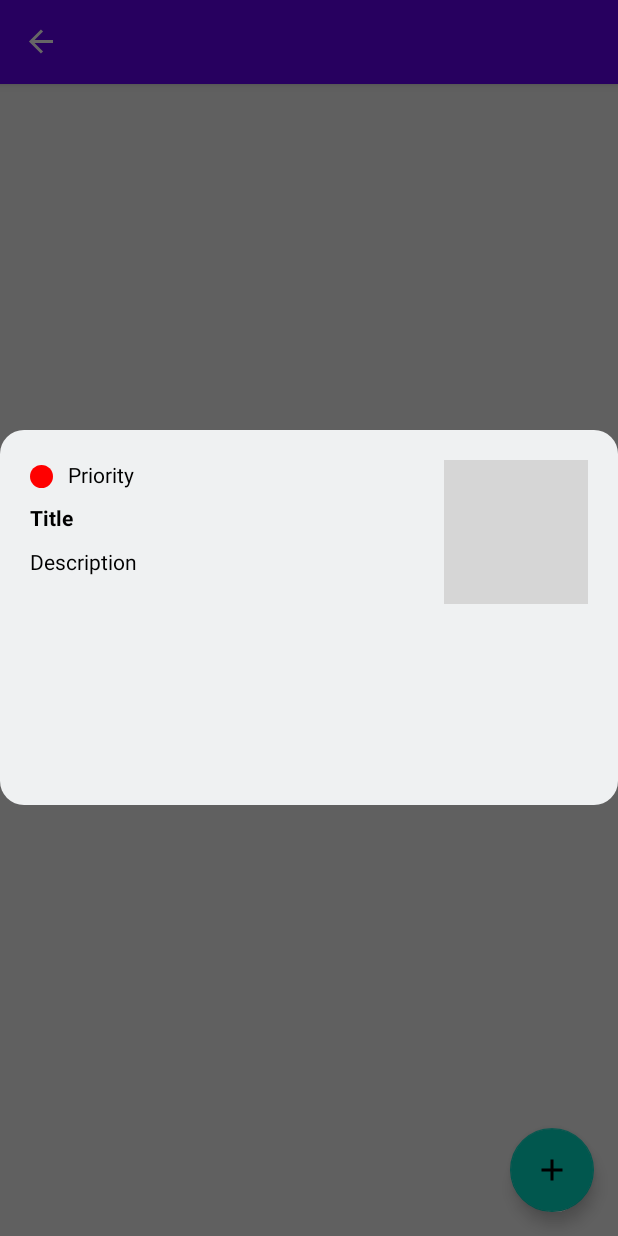
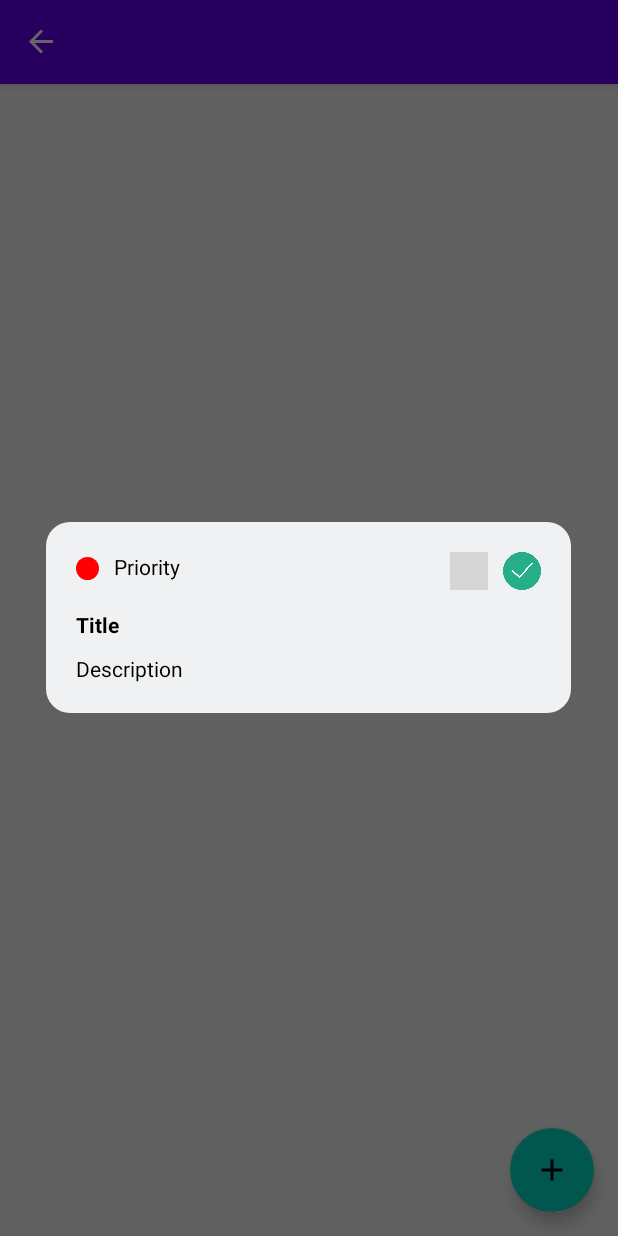
Before and after one commit to WenLonG12345/Simple-ToDo, an Android app: the TodoDetailsFragment screen opened through its navigation route, on a phone screen of 412 x 824 dp. Run offline under Robolectric (Android 15) with nearby library versions, the phone set to English and light mode, and no system bars; our stand-ins replace Dagger/Hilt's generated code, navigation-ui; grey boxes are pictures that could not be loaded.

Commit message:
added mark as done feature

```diff
--- a/app/src/main/java/com/example/simple_todo/database/TodoDao.kt
+++ b/app/src/main/java/com/example/simple_todo/database/TodoDao.kt
@@ -16,4 +16,7 @@ interface TodoDao {
 
     @Delete
     fun delete(data: Todo)
+
+    @Query("UPDATE todo SET  is_task_done = :isDone WHERE id = :id")
+    fun setTodoIsDone(id: Int, isDone: Boolean)
 }
--- a/app/src/main/java/com/example/simple_todo/ui/SharedViewModel.kt
+++ b/app/src/main/java/com/example/simple_todo/ui/SharedViewModel.kt
@@ -34,4 +34,10 @@ class SharedViewModel @Inject constructor(
         }
     }
 
+    fun onUpdateTodoStatus(id: Int, isDone: Boolean) {
+        viewModelScope.launch {
+            todoRepository.updateTodoStatus(id, isDone)
+        }
+    }
+
 }
--- a/app/src/main/java/com/example/simple_todo/ui/TodoListAdapter.kt
+++ b/app/src/main/java/com/example/simple_todo/ui/TodoListAdapter.kt
@@ -2,6 +2,7 @@ package com.example.simple_todo.ui
 
 import android.view.LayoutInflater
 import android.view.ViewGroup
+import androidx.core.view.isVisible
 import androidx.recyclerview.widget.DiffUtil
 import androidx.recyclerview.widget.ListAdapter
 import androidx.recyclerview.widget.RecyclerView
@@ -24,6 +25,8 @@ class TodoListAdapter(
                     1 -> ivPriority.setImageResource(R.drawable.ic_priority_medium)
                     2 -> ivPriority.setImageResource(R.drawable.ic_priority_high)
                 }
+
+                ivMarkDone.isVisible = todo.isTaskDone
 
                 rlTodo.setOnClickListener {
                     onClick(todo)
--- a/app/src/main/java/com/example/simple_todo/ui/TodoListFragment.kt
+++ b/app/src/main/java/com/example/simple_todo/ui/TodoListFragment.kt
@@ -5,6 +5,7 @@ import android.view.View
 import androidx.fragment.app.Fragment
 import androidx.fragment.app.activityViewModels
 import androidx.navigation.fragment.findNavController
+import androidx.recyclerview.widget.LinearLayoutManager
 import androidx.recyclerview.widget.StaggeredGridLayoutManager
 import com.example.simple_todo.R
 import com.example.simple_todo.databinding.FragmentTodoListBinding
@@ -39,7 +40,7 @@ class TodoListFragment: Fragment(R.layout.fragment_todo_list) {
     private fun setupRecyclerView() {
         todoListAdapter = TodoListAdapter { onTodoClick(it) }
         binding.rvTodo.run {
-            layoutManager = StaggeredGridLayoutManager(2, StaggeredGridLayoutManager.VERTICAL)
+            layoutManager = LinearLayoutManager(requireContext())
             adapter = todoListAdapter
         }
     }
--- a/app/src/main/java/com/example/simple_todo/utils/Extension.kt
+++ b/app/src/main/java/com/example/simple_todo/utils/Extension.kt
@@ -1,8 +1,21 @@
 package com.example.simple_todo.utils
 
 import android.content.Context
+import android.content.res.Resources
+import android.graphics.Rect
+import android.view.ViewGroup
 import android.widget.Toast
+import androidx.fragment.app.DialogFragment
 
 fun String?.showToast(context: Context, duration: Int = Toast.LENGTH_SHORT): Toast {
     return Toast.makeText(context, this, duration).apply { show() }
 }
+
+
+fun DialogFragment.setWidthPercent(percentage: Int) {
+    val percent = percentage.toFloat() / 100
+    val dm = Resources.getSystem().displayMetrics
+    val rect = dm.run { Rect(0, 0, widthPixels, heightPixels) }
+    val percentWidth = rect.width() * percent
+    dialog?.window?.setLayout(percentWidth.toInt(), ViewGroup.LayoutParams.WRAP_CONTENT)
+}
--- a/app/src/main/res/drawable/bg_dialog.xml
+++ b/app/src/main/res/drawable/bg_dialog.xml
@@ -6,4 +6,6 @@
 
     <corners android:radius="16dp" />
 
+
+
 </shape>
--- /dev/null
+++ b/app/src/main/res/drawable/ic_baseline_done_24.xml
@@ -0,0 +1,5 @@
+<vector android:height="24dp" android:tint="#FFFFFF"
+    android:viewportHeight="24" android:viewportWidth="24"
+    android:width="24dp" xmlns:android="http://schemas.android.com/apk/res/android">
+    <path android:fillColor="@android:color/white" android:pathData="M9,16.2L4.8,12l-1.4,1.4L9,19 21,7l-1.4,-1.4L9,16.2z"/>
+</vector>
--- a/app/src/main/res/layout/fragment_todo_details.xml
+++ b/app/src/main/res/layout/fragment_todo_details.xml
@@ -1,8 +1,10 @@
 <?xml version="1.0" encoding="utf-8"?>
-<RelativeLayout xmlns:android="http://schemas.android.com/apk/res/android"
+<androidx.constraintlayout.widget.ConstraintLayout
+    xmlns:android="http://schemas.android.com/apk/res/android"
+    xmlns:tools="http://schemas.android.com/tools"
     android:layout_width="match_parent"
     android:layout_height="wrap_content"
-    android:minHeight="250dp"
+    xmlns:app="http://schemas.android.com/apk/res-auto"
     android:padding="20dp"
     android:background="@drawable/bg_dialog">
 
@@ -11,41 +13,63 @@
         android:layout_width="15dp"
         android:layout_height="15dp"
         android:layout_marginTop="3dp"
-        android:src="@drawable/ic_priority_high" />
+        android:src="@drawable/ic_priority_high"
+        app:layout_constraintTop_toTopOf="parent"
+        app:layout_constraintLeft_toLeftOf="parent"/>
 
     <TextView
         android:id="@+id/tv_priority"
         android:layout_width="wrap_content"
         android:layout_height="wrap_content"
-        android:layout_toEndOf="@id/iv_priority"
         android:layout_marginStart="10dp"
-        android:text="Priority"/>
+        android:text="Priority"
+        app:layout_constraintTop_toTopOf="parent"
+        app:layout_constraintLeft_toRightOf="@id/iv_priority"
+        app:layout_constraintHorizontal_bias="0.0"/>
+
+    <ImageView
+        android:id="@+id/iv_todo_isdone"
+        android:layout_width="25dp"
+        android:layout_height="25dp"
+        android:src="@drawable/ic_mark_done"
+        app:layout_constraintEnd_toEndOf="parent"
+        app:layout_constraintTop_toTopOf="parent" />
 
     <ImageView
         android:id="@+id/iv_todo_delete"
-        android:layout_width="wrap_content"
-        android:layout_height="wrap_content"
+        android:layout_width="25dp"
+        android:layout_height="25dp"
         android:src="@drawable/ic_baseline_delete_24"
-        android:layout_alignParentEnd="true"/>
+        android:layout_marginEnd="10dp"
+        app:layout_constraintRight_toLeftOf="@id/iv_todo_isdone"
+        app:layout_constraintTop_toTopOf="parent" />
 
     <TextView
         android:id="@+id/tv_todo_title"
         android:layout_width="wrap_content"
         android:layout_height="wrap_content"
         android:text="Title"
-        android:layout_marginTop="10dp"
-        android:layout_below="@id/iv_priority"
-        android:textStyle="bold"/>
+        android:layout_marginTop="20dp"
+        android:textStyle="bold"
+        app:layout_constraintStart_toStartOf="parent"
+        app:layout_constraintEnd_toEndOf="parent"
+        app:layout_constraintHorizontal_bias="0.0"
+        app:layout_constraintTop_toBottomOf="@id/iv_priority" />
 
     <TextView
         android:id="@+id/tv_todo_description"
         android:layout_width="wrap_content"
         android:layout_height="wrap_content"
         android:layout_marginTop="10dp"
-        android:layout_below="@id/tv_todo_title"
-        android:text="Description"/>
+        android:text="Description"
+        app:layout_constraintTop_toBottomOf="@id/tv_todo_title"
+        app:layout_constraintLeft_toLeftOf="parent"
+        app:layout_constraintRight_toRightOf="parent"
+        app:layout_constraintBottom_toBottomOf="parent"
+        app:layout_constraintHorizontal_bias="0.0"
+        app:layout_constraintVertical_bias="0.0"
+        />
 
 
 
-
-</RelativeLayout>
+</androidx.constraintlayout.widget.ConstraintLayout>
--- a/app/src/main/res/layout/fragment_todo_list.xml
+++ b/app/src/main/res/layout/fragment_todo_list.xml
@@ -2,13 +2,15 @@
 <RelativeLayout xmlns:android="http://schemas.android.com/apk/res/android"
     android:layout_width="match_parent"
     android:layout_height="match_parent"
+    xmlns:tools="http://schemas.android.com/tools"
     android:background="@color/color_general_background"
     xmlns:app="http://schemas.android.com/apk/res-auto">
 
     <androidx.recyclerview.widget.RecyclerView
         android:id="@+id/rv_todo"
         android:layout_width="match_parent"
-        android:layout_height="match_parent"/>
+        android:layout_height="match_parent"
+        tools:listitem="@layout/item_todo"/>
 
     <com.google.android.material.floatingactionbutton.FloatingActionButton
         android:id="@+id/fab_add_todo"
--- a/app/src/main/res/values/style.xml
+++ b/app/src/main/res/values/style.xml
@@ -4,4 +4,5 @@
         <item name="cornerSize">50%</item>
     </style>
 
+
 </resources>
```
Also changed, not shown: app/src/main/java/com/example/simple_todo/model/Todo.kt (+6 -3 lines), app/src/main/java/com/example/simple_todo/repository/TodoRepository.kt (+7 -0 lines), app/src/main/java/com/example/simple_todo/ui/TodoDetailsFragment.kt (+35 -10 lines), app/src/main/res/layout/item_todo.xml (+12 -3 lines), app/src/main/res/drawable/ic_mark_done.png (added), app/src/main/res/drawable/ic_mark_undone.png (added).
